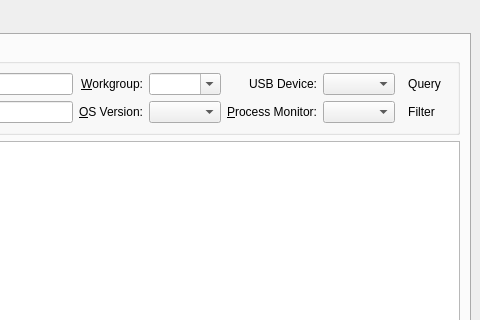
Above: src/plugins/controlcenter/controlcenter.ui from ihehui/managementsystem before the change; both pictures show x 442 to 922 and y 0 to 320 of the 922 by 601 pixel window. Below: the same form after it.
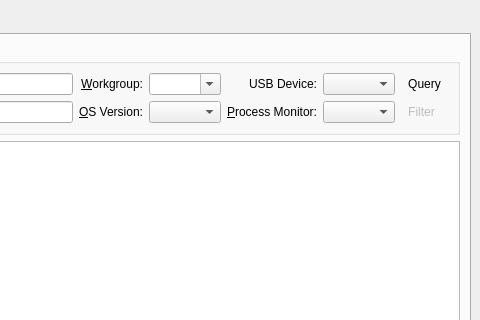
That is the form after the change. Icons and pictures are not drawn. Custom widgets are drawn as their Qt base class.

Patch:
```diff
--- a/src/plugins/controlcenter/controlcenter.ui
+++ b/src/plugins/controlcenter/controlcenter.ui
@@ -230,7 +230,7 @@
            <item row="2" column="8">
             <widget class="QToolButton" name="toolButtonfilter">
              <property name="enabled">
-              <bool>true</bool>
+              <bool>false</bool>
              </property>
              <property name="toolTip">
               <string>Filter Data</string>
```
